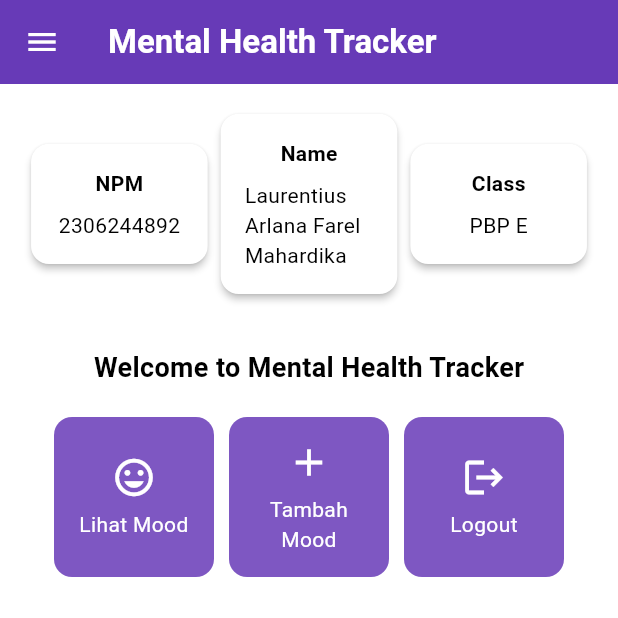
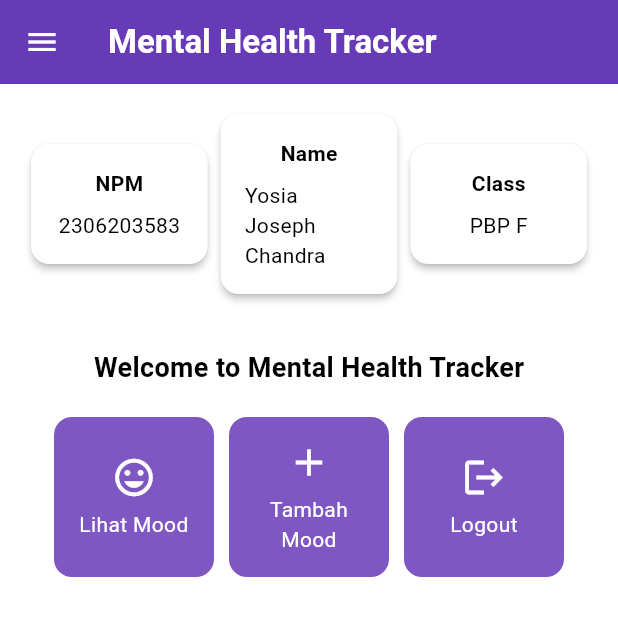
Before and after one commit to KoecengDaun/mental-health-tracker-mobile, a Flutter app: the MoodEntryPage screen opened directly, in the side drawer, after a tap on "Halaman Utama", on a phone screen of 412 x 824 dp, the top half of it. Run offline on Flutter 3.47's test engine with Material 3 defaults, Android fonts, the phone set to English and light mode, and no system bars; missing offline and left inert: pbp_django_auth.

Commit message:
Fix tutorial 8

```diff
--- a/lib/screens/list_moodentry.dart
+++ b/lib/screens/list_moodentry.dart
@@ -1,8 +1,8 @@
 import 'package:flutter/material.dart';
 import 'package:mental_health_tracker/models/mood_entry.dart';
+import 'package:mental_health_tracker/widgets/left_drawer.dart';
 import 'package:pbp_django_auth/pbp_django_auth.dart';
 import 'package:provider/provider.dart';
-import 'package:mental_health_tracker/widgets/left_drawer.dart';
 
 class MoodEntryPage extends StatefulWidget {
   const MoodEntryPage({super.key});
@@ -13,8 +13,8 @@ class MoodEntryPage extends StatefulWidget {
 
 class _MoodEntryPageState extends State<MoodEntryPage> {
   Future<List<MoodEntry>> fetchMood(CookieRequest request) async {
-    // Ganti URL ini dengan URL yang sesuai, dan tambahkan trailing slash (/) di akhir URL
-    final response = await request.get('http://10.0.2.2:8000/json/');
+    // Ganti URL dan jangan lupa tambahkan trailing slash (/) di akhir URL!
+    final response = await request.get('http://localhost:8000/json/');
 
     // Melakukan decode response menjadi bentuk json
     var data = response;
@@ -43,7 +43,7 @@ class _MoodEntryPageState extends State<MoodEntryPage> {
           if (snapshot.data == null) {
             return const Center(child: CircularProgressIndicator());
           } else {
-            if (!snapshot.hasData || snapshot.data.isEmpty) {
+            if (!snapshot.hasData) {
               return const Column(
                 children: [
                   Text(
@@ -55,41 +55,28 @@ class _MoodEntryPageState extends State<MoodEntryPage> {
               );
             } else {
               return ListView.builder(
-                itemCount: snapshot.data.length,
+                itemCount: snapshot.data!.length,
                 itemBuilder: (_, index) => Container(
                   margin:
                       const EdgeInsets.symmetric(horizontal: 16, vertical: 12),
                   padding: const EdgeInsets.all(20.0),
-                  decoration: BoxDecoration(
-                    borderRadius: BorderRadius.circular(10),
-                    color: Colors.white,
-                    boxShadow: [
-                      BoxShadow(
-                        color: Colors.grey.withOpacity(0.5),
-                        spreadRadius: 1,
-                        blurRadius: 5,
-                        offset: const Offset(0, 3),
-                      ),
-                    ],
-                  ),
                   child: Column(
                     mainAxisAlignment: MainAxisAlignment.start,
                     crossAxisAlignment: CrossAxisAlignment.start,
                     children: [
                       Text(
-                        "${snapshot.data[index].mood}",
+                        "${snapshot.data![index].fields.mood}",
                         style: const TextStyle(
                           fontSize: 18.0,
                           fontWeight: FontWeight.bold,
                         ),
                       ),
                       const SizedBox(height: 10),
-                      Text("Feelings: ${snapshot.data[index].feelings}"),
+                      Text("${snapshot.data![index].fields.feelings}"),
                       const SizedBox(height: 10),
-                      Text(
-                          "Intensity: ${snapshot.data[index].moodIntensity}"),
+                      Text("${snapshot.data![index].fields.moodIntensity}"),
                       const SizedBox(height: 10),
-                      Text("Time: ${snapshot.data[index].time}"),
+                      Text("${snapshot.data![index].fields.time}")
                     ],
                   ),
                 ),
--- a/lib/screens/menu.dart
+++ b/lib/screens/menu.dart
@@ -1,23 +1,28 @@
 import 'package:flutter/material.dart';
+// Impor drawer widget
 import 'package:mental_health_tracker/widgets/left_drawer.dart';
-import 'package:mental_health_tracker/widgets/mood_card.dart'; // Impor baru untuk ItemCard dan ItemHomepage
+import 'package:mental_health_tracker/widgets/mood_card.dart';
+
 
 class MyHomePage extends StatelessWidget {
-  MyHomePage({super.key});
+	final String npm = '2306203583'; // NPM
+  final String name = 'Yosia Joseph Chandra'; // Nama
+  final String className = 'PBP F'; // Kelas
+	MyHomePage({super.key});
 
-  final String npm = '2306244892'; // NPM
-  final String name = 'Laurentius Arlana Farel Mahardika'; // Nama
-  final String className = 'PBP E'; // Kelas
-  final List<ItemHomepage> items = [
+	final List<ItemHomepage> items = [
     ItemHomepage("Lihat Mood", Icons.mood),
     ItemHomepage("Tambah Mood", Icons.add),
     ItemHomepage("Logout", Icons.logout),
   ];
 
-  @override
+	@override
   Widget build(BuildContext context) {
+    // Scaffold menyediakan struktur dasar halaman dengan AppBar dan body.
     return Scaffold(
+      // AppBar adalah bagian atas halaman yang menampilkan judul.
       appBar: AppBar(
+        // Judul aplikasi "Mental Health Tracker" dengan teks putih dan tebal.
         title: const Text(
           'Mental Health Tracker',
           style: TextStyle(
@@ -25,15 +30,21 @@ class MyHomePage extends StatelessWidget {
             fontWeight: FontWeight.bold,
           ),
         ),
+        // Warna latar belakang AppBar diambil dari skema warna tema aplikasi.
         backgroundColor: Theme.of(context).colorScheme.primary,
+        // Mengganti warna icon drawer menjadi putih
         iconTheme: const IconThemeData(color: Colors.white),
       ),
-      drawer: const LeftDrawer(), // Menambahkan drawer untuk navigasi
+      // Masukkan drawer sebagai parameter nilai drawer dari widget Scaffold
+      drawer: const LeftDrawer(),
+      // Body halaman dengan padding di sekelilingnya.
       body: Padding(
         padding: const EdgeInsets.all(16.0),
+        // Menyusun widget secara vertikal dalam sebuah kolom.
         child: Column(
           crossAxisAlignment: CrossAxisAlignment.center,
           children: [
+            // Row untuk menampilkan 3 InfoCard secara horizontal.
             Row(
               mainAxisAlignment: MainAxisAlignment.spaceEvenly,
               children: [
@@ -42,10 +53,17 @@ class MyHomePage extends StatelessWidget {
                 InfoCard(title: 'Class', content: className),
               ],
             ),
+
+            // Memberikan jarak vertikal 16 unit.
             const SizedBox(height: 16.0),
+
+            // Menempatkan widget berikutnya di tengah halaman.
             Center(
               child: Column(
+                // Menyusun teks dan grid item secara vertikal.
+
                 children: [
+                  // Menampilkan teks sambutan dengan gaya tebal dan ukuran 18.
                   const Padding(
                     padding: EdgeInsets.only(top: 16.0),
                     child: Text(
@@ -56,15 +74,20 @@ class MyHomePage extends StatelessWidget {
                       ),
                     ),
                   ),
+
+                  // Grid untuk menampilkan ItemCard dalam bentuk grid 3 kolom.
                   GridView.count(
                     primary: true,
                     padding: const EdgeInsets.all(20),
                     crossAxisSpacing: 10,
                     mainAxisSpacing: 10,
                     crossAxisCount: 3,
+                    // Agar grid menyesuaikan tinggi kontennya.
                     shrinkWrap: true,
+
+                    // Menampilkan ItemCard untuk setiap item dalam list items.
                     children: items.map((ItemHomepage item) {
-                      return ItemCard(item); // Menggunakan ItemCard dari mood_card.dart
+                      return ItemCard(item);
                     }).toList(),
                   ),
                 ],
@@ -77,19 +100,26 @@ class MyHomePage extends StatelessWidget {
   }
 }
 
+
+
 class InfoCard extends StatelessWidget {
-  final String title;
-  final String content;
+  // Kartu informasi yang menampilkan title dan content.
+
+  final String title;  // Judul kartu.
+  final String content;  // Isi kartu.
 
   const InfoCard({super.key, required this.title, required this.content});
 
   @override
   Widget build(BuildContext context) {
     return Card(
+      // Membuat kotak kartu dengan bayangan dibawahnya.
       elevation: 2.0,
       child: Container(
-        width: MediaQuery.of(context).size.width / 3.5,
+        // Mengatur ukuran dan jarak di dalam kartu.
+        width: MediaQuery.of(context).size.width / 3.5, // menyesuaikan dengan lebar device yang digunakan.
         padding: const EdgeInsets.all(16.0),
+        // Menyusun title dan content secara vertikal.
         child: Column(
           children: [
             Text(
--- a/lib/widgets/left_drawer.dart
+++ b/lib/widgets/left_drawer.dart
@@ -1,7 +1,7 @@
 import 'package:flutter/material.dart';
+import 'package:mental_health_tracker/screens/list_moodentry.dart';
 import 'package:mental_health_tracker/screens/menu.dart';
-import 'package:mental_health_tracker/screens/moodentry_form.dart'; // Impor halaman MoodEntryFormPage
-import 'package:mental_health_tracker/screens/list_moodentry.dart';
+import 'package:mental_health_tracker/screens/moodentry_form.dart';
 
 class LeftDrawer extends StatelessWidget {
   const LeftDrawer({super.key});
@@ -29,10 +29,11 @@ class LeftDrawer extends StatelessWidget {
               Padding(padding: EdgeInsets.all(8)),
               Text(
                 "Ayo jaga kesehatan mentalmu setiap hari disini!",
-                  textAlign: TextAlign.center,
+                textAlign: TextAlign.center,  // Center alignment
                 style: TextStyle(
-                    fontSize: 15,
-                    color: Colors.white,
+                  fontSize: 15,              // Font size 15
+                  color: Colors.white,       // White color
+                  fontWeight: FontWeight.normal,  // Normal weight
                 ),
               ),
             ],
@@ -41,26 +42,25 @@ class LeftDrawer extends StatelessWidget {
             ListTile(
               leading: const Icon(Icons.home_outlined),
               title: const Text('Halaman Utama'),
+              // Bagian redirection ke MyHomePage
               onTap: () {
                 Navigator.pushReplacement(
                     context,
                     MaterialPageRoute(
                       builder: (context) => MyHomePage(),
-                ),
-              );
+                    ));
               },
             ),
             ListTile(
               leading: const Icon(Icons.mood),
               title: const Text('Tambah Mood'),
+              // Bagian redirection ke MoodEntryFormPage
               onTap: () {
-              // Navigasi ke halaman MoodEntryFormPage
                 Navigator.pushReplacement(
                     context,
                     MaterialPageRoute(
                       builder: (context) => const MoodEntryFormPage(),
-                ),
-              );
+                    ));
               },
             ),
             ListTile(
@@ -73,7 +73,7 @@ class LeftDrawer extends StatelessWidget {
                       MaterialPageRoute(builder: (context) => const MoodEntryPage()),
                   );
               },
-          )
+          ),
         ],
       ),
     );
```
Also changed, not shown: lib/main.dart (+3 -4 lines), lib/models/mood_entry.dart (+4 -4 lines), lib/screens/login.dart (+12 -11 lines), lib/screens/moodentry_form.dart (+24 -24 lines), lib/screens/register.dart (+4 -3 lines), lib/widgets/mood_card.dart (+29 -26 lines). Lines whose indentation alone changed are shown as unchanged.
